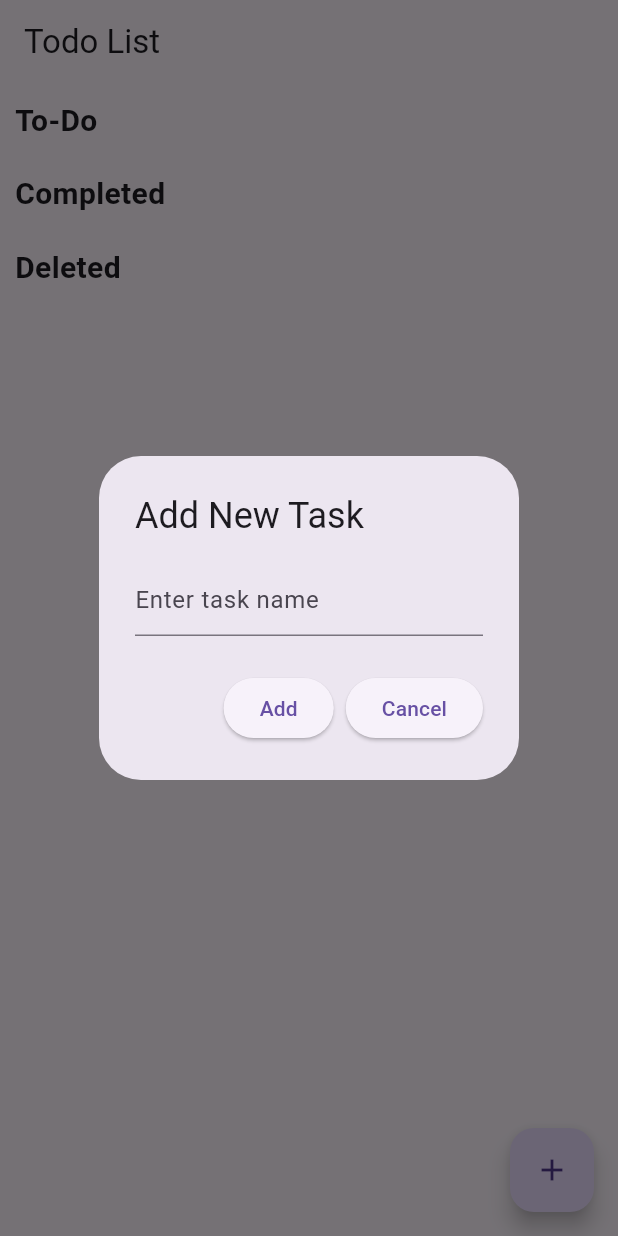
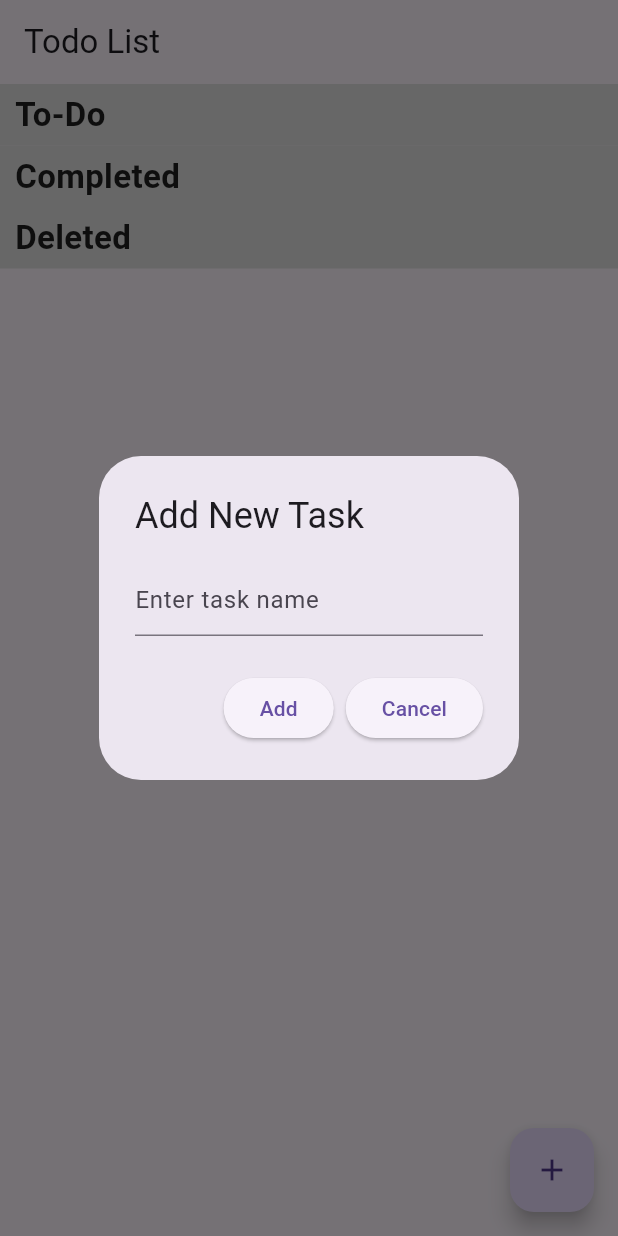
Before and after one commit to redspy/flutter_TODO, a Flutter app: the screen it shows after launch, after a tap on the "add" icon, on a phone screen of 412 x 824 dp. Run offline on Flutter 3.47's test engine with Material 3 defaults, Android fonts, the phone set to English and light mode, and no system bars; our stand-ins replace shared_preferences.

Commit message:
그룹명에 하이라이트 추가, 스와이프와 롱프레스 액션에 햅틱반응 진동 추가

```diff
--- a/lib/widgets/todo_list.dart
+++ b/lib/widgets/todo_list.dart
@@ -1,5 +1,6 @@
 // widgets/todo_list.dart
 import 'package:flutter/material.dart';
+import 'package:flutter/services.dart';
 import 'package:flutter_todo_app/models/todo_item.dart';
 import 'package:flutter_todo_app/widgets/todo_card.dart';
 
@@ -19,7 +20,7 @@ class TodoList extends StatelessWidget {
     required this.onRightSwipe,
     this.onLeftSwipe,
     this.isDeleted = false,
-    this.disableLeftSwipe = false, // 기본값은 왼쪽 스와이프 허용
+    this.disableLeftSwipe = false,
   });
 
   @override
@@ -27,11 +28,19 @@ class TodoList extends StatelessWidget {
     return Column(
       crossAxisAlignment: CrossAxisAlignment.start,
       children: [
-        Padding(
-          padding: EdgeInsets.all(10),
+        // 그룹명 영역에 회색 배경 적용, 세로 여백을 줄이고 가로는 꽉 채움
+        Container(
+          width: double.infinity, // 가로 방향으로 화면을 꽉 채움
+          color: Colors.grey[300], // 배경색을 회색으로 설정
+          padding:
+              EdgeInsets.symmetric(vertical: 5, horizontal: 10), // 세로 여백 줄임
           child: Text(
             title,
-            style: TextStyle(fontSize: 20, fontWeight: FontWeight.bold),
+            style: TextStyle(
+              fontSize: 22,
+              fontWeight: FontWeight.bold, // 그룹명을 더 진하게
+              color: Colors.black87, // 좀 더 진한 색으로 설정
+            ),
           ),
         ),
         ReorderableListView(
@@ -46,7 +55,7 @@ class TodoList extends StatelessWidget {
               key: ValueKey(todo.title),
               direction: disableLeftSwipe
                   ? DismissDirection.startToEnd
-                  : DismissDirection.horizontal, // 왼쪽 스와이프 비활성화 여부
+                  : DismissDirection.horizontal,
               background: Container(
                 color: Colors.green,
                 alignment: Alignment.centerLeft,
@@ -63,12 +72,13 @@ class TodoList extends StatelessWidget {
                 ),
               ),
               onDismissed: (direction) {
+                HapticFeedback.heavyImpact();
+                HapticFeedback.vibrate(); // 강한 진동과 더 긴 진동
+
                 if (direction == DismissDirection.endToStart &&
                     onLeftSwipe != null) {
-                  // 왼쪽 스와이프
                   onLeftSwipe!(todo);
                 } else if (direction == DismissDirection.startToEnd) {
-                  // 오른쪽 스와이프
                   onRightSwipe(todo);
                 }
               },
```
Also changed, not shown: lib/widgets/todo_card.dart (+6 -2 lines).
